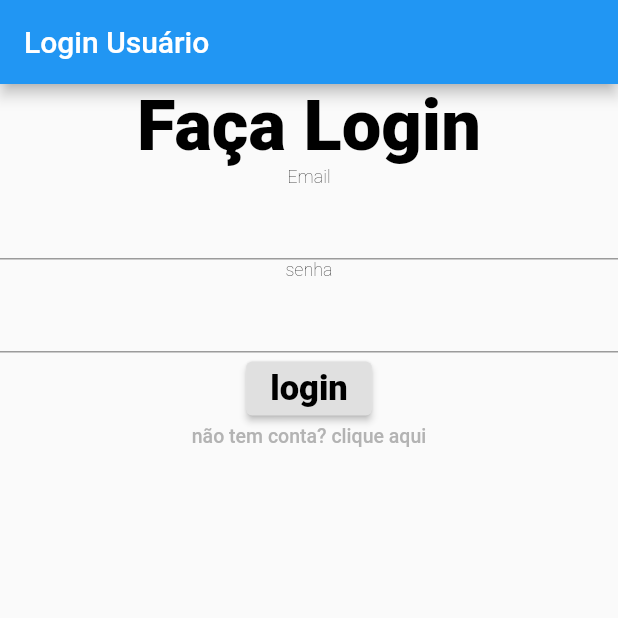
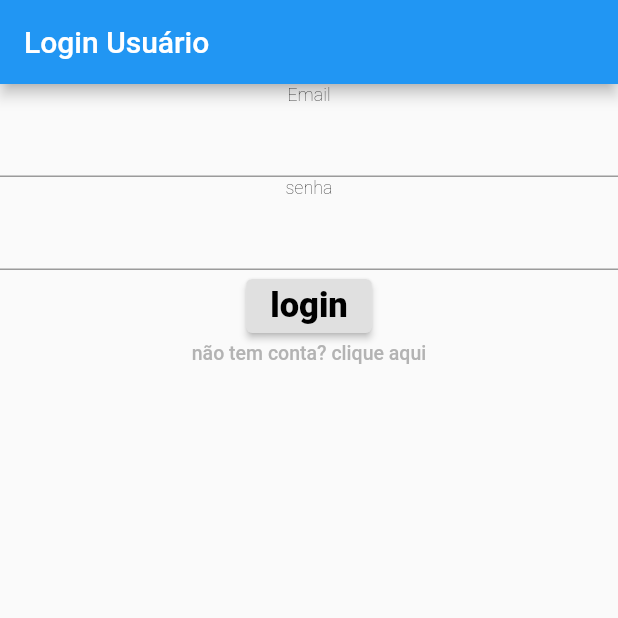
Before and after one commit to Gubiar/ofc2, a Flutter app: the screen it shows after launch, on a phone screen of 412 x 824 dp, the top half of it. Run offline on Flutter 3.47's test engine with Material 2 defaults, Android fonts, the phone set to English and light mode, and no system bars; our stand-ins replace shared_preferences; accounts and stored records are empty.

Commit message:
esconder senha

```diff
--- a/lib/screens/PageLogin.dart
+++ b/lib/screens/PageLogin.dart
@@ -35,13 +35,13 @@ class _PageLoginState extends State<PageLogin> {
             mainAxisSize: MainAxisSize.max,
             crossAxisAlignment: CrossAxisAlignment.center,
             children: <Widget>[
-              const Text(
+              /*const Text(
                 "Faça Login",
                 style: TextStyle(fontSize:47.0,
                     color: Color(0xFF000000),
                     fontWeight: FontWeight.w900,
                     fontFamily: "Roboto"),
-              ),
+              ),*/
 
               const Text(
                 "Email",
@@ -52,6 +52,7 @@ class _PageLoginState extends State<PageLogin> {
               ),
 
               const TextField(
+                keyboardType: TextInputType.emailAddress,
                 style: TextStyle(fontSize:12.0,
                     color: Color(0xFF000000),
                     fontWeight: FontWeight.w200,
@@ -67,6 +68,7 @@ class _PageLoginState extends State<PageLogin> {
               ),
 
               const TextField(
+                obscureText: true,
                 style: TextStyle(fontSize:12.0,
                     color: Color(0xFF000000),
                     fontWeight: FontWeight.w200,
```
